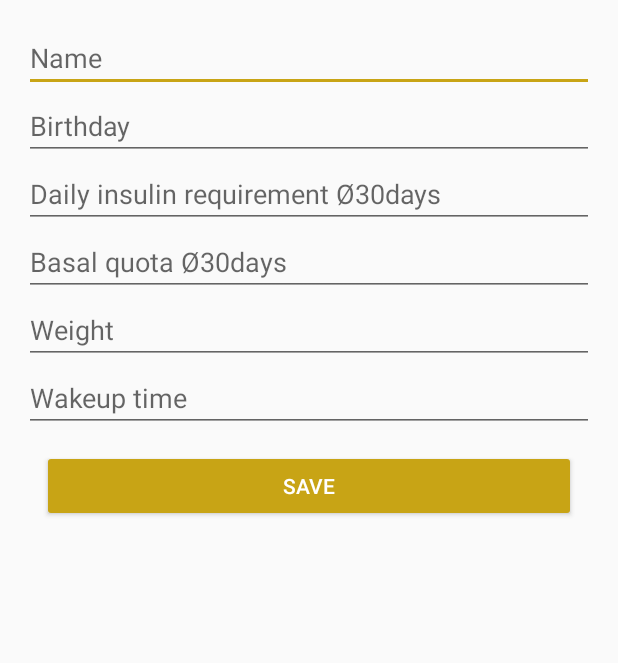
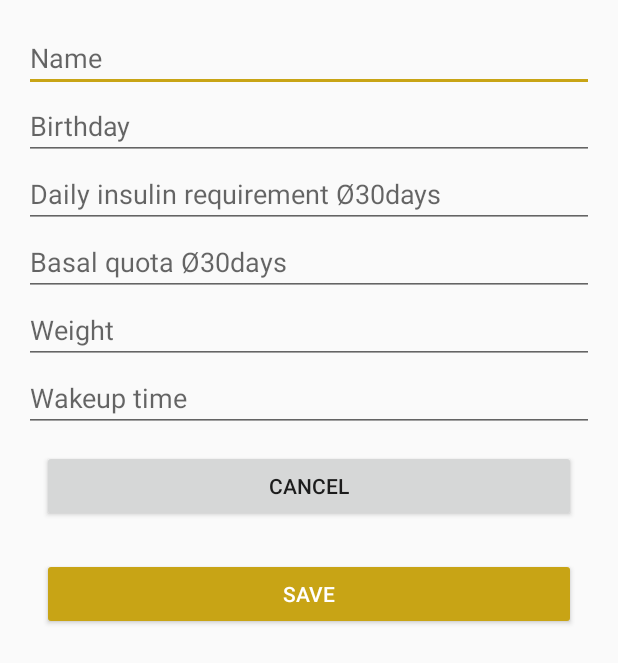
Before and after one commit to Saarpit/Optibas, an Android app: the layout activity_new_user.xml on its own in the app's theme, with its tools: preview values and no code run, on a phone screen of 412 x 824 dp. Shown: the top 663 px of the screen. Run offline under Robolectric (Android 15) with nearby library versions, the phone set to English and light mode, and no system bars.

Commit message:
- Code cleanup - Korrekte Verwendung von Datepicker und Timepicker - Verwendung des Logos - Fehlermeldung, wenn beim Anlegen neuer Nutzer Felder leer sind.

```diff
--- a/app/build.gradle
+++ b/app/build.gradle
@@ -4,7 +4,7 @@ android {
     compileSdkVersion 27
     defaultConfig {
         applicationId "de.saarpit.optibas"
-        minSdkVersion 24
+        minSdkVersion 23
         targetSdkVersion 27
         versionCode 5
         versionName "1.4"
--- a/app/src/main/AndroidManifest.xml
+++ b/app/src/main/AndroidManifest.xml
@@ -4,9 +4,9 @@
 
     <application
         android:allowBackup="true"
-        android:icon="@mipmap/ic_launcher"
+        android:icon="@drawable/ic_blue_circle_for_diabetes"
         android:label="@string/app_name"
-        android:roundIcon="@mipmap/ic_launcher_round"
+        android:roundIcon="@drawable/ic_blue_circle_for_diabetes"
         android:supportsRtl="false"
         android:theme="@style/Optibas">
 
--- a/app/src/main/java/de/saarpit/optibas/DataActivity.java
+++ b/app/src/main/java/de/saarpit/optibas/DataActivity.java
@@ -16,7 +16,7 @@ import de.saarpit.optibas.view.user.UserListAdapter;
 
 public class DataActivity extends AppCompatActivity {
 
-    private UserViewModel mUserViewModel;
+    private final ThreadLocal<UserViewModel> mUserViewModel = new ThreadLocal<UserViewModel>();
 
     @Override
     protected void onCreate(Bundle savedInstanceState) {
@@ -28,9 +28,9 @@ public class DataActivity extends AppCompatActivity {
         recyclerView.setAdapter(adapter);
         recyclerView.setLayoutManager(new LinearLayoutManager(this));
 
-        mUserViewModel = ViewModelProviders.of(this).get(UserViewModel.class);
+        mUserViewModel.set(ViewModelProviders.of(this).get(UserViewModel.class));
 
-        mUserViewModel.getAllUsers().observe(this, new Observer<List<User>>() {
+        mUserViewModel.get().getAllUsers().observe(this, new Observer<List<User>>() {
             @Override
             public void onChanged(@Nullable final List<User> users) {
                 // Update the cached copy of the words in the adapter.
--- a/app/src/main/java/de/saarpit/optibas/core/Constants.java
+++ b/app/src/main/java/de/saarpit/optibas/core/Constants.java
@@ -1,6 +1,6 @@
 package de.saarpit.optibas.core;
 
-public abstract class Constants {
+abstract class Constants {
     public static final int ALTER_KLEINKINDER = 0;  // 1-5 Jahre, 4-30 kg
     public static final int ALTER_KINDER = 1;       // 6-11 Jahre, 16-50 kg
     public static final int ALTER_ERWACHSENE = 2;   // 12 - 100 Jahre, 25-110 kg
--- a/app/src/main/java/de/saarpit/optibas/data/user/User.java
+++ b/app/src/main/java/de/saarpit/optibas/data/user/User.java
@@ -4,9 +4,6 @@ import android.arch.persistence.room.ColumnInfo;
 import android.arch.persistence.room.Entity;
 import android.arch.persistence.room.PrimaryKey;
 import android.support.annotation.NonNull;
-
-import java.sql.Time;
-import java.util.Date;
 
 @Entity(tableName = "USER")
 public class User {
--- a/app/src/main/java/de/saarpit/optibas/data/user/UserRoomDatabase.java
+++ b/app/src/main/java/de/saarpit/optibas/data/user/UserRoomDatabase.java
@@ -6,7 +6,6 @@ import android.arch.persistence.room.Room;
 import android.arch.persistence.room.RoomDatabase;
 import android.arch.persistence.room.migration.Migration;
 import android.content.Context;
-import android.support.annotation.NonNull;
 
 @Database(entities = {User.class}, version = 2, exportSchema = false)
 public abstract class UserRoomDatabase extends RoomDatabase {
--- a/app/src/main/java/de/saarpit/optibas/data/user/UserViewModel.java
+++ b/app/src/main/java/de/saarpit/optibas/data/user/UserViewModel.java
@@ -22,7 +22,7 @@ public class UserViewModel extends AndroidViewModel {
 
     public User getUserById(int id) {
         return mAllUsers.getValue().get(id);
-    };
+    }
 
     public void insert(User user) { mRepository.insert(user);}
 }
--- a/app/src/main/java/de/saarpit/optibas/fragments/GraphFragment.java
+++ b/app/src/main/java/de/saarpit/optibas/fragments/GraphFragment.java
@@ -1,8 +1,7 @@
 package de.saarpit.optibas.fragments;
 
-import android.graphics.Color;
+import android.os.Bundle;
 import android.support.v4.app.Fragment;
-import android.os.Bundle;
 import android.view.LayoutInflater;
 import android.view.View;
 import android.view.ViewGroup;
@@ -13,7 +12,6 @@ import com.jjoe64.graphview.series.LineGraphSeries;
 
 import de.saarpit.optibas.NewUserActivity;
 import de.saarpit.optibas.R;
-import de.saarpit.optibas.core.Constants;
 
 public class GraphFragment extends Fragment {
     private String mName;
--- a/app/src/main/java/de/saarpit/optibas/view/user/UserListAdapter.java
+++ b/app/src/main/java/de/saarpit/optibas/view/user/UserListAdapter.java
@@ -3,8 +3,6 @@ package de.saarpit.optibas.view.user;
 import android.content.Context;
 import android.content.Intent;
 import android.support.v7.widget.RecyclerView;
-import android.text.TextUtils;
-import android.util.Log;
 import android.view.LayoutInflater;
 import android.view.View;
 import android.view.ViewGroup;
@@ -17,8 +15,6 @@ import de.saarpit.optibas.R;
 import de.saarpit.optibas.ValuesActivity;
 import de.saarpit.optibas.data.user.User;
 
-import static android.content.ContentValues.TAG;
-
 public class UserListAdapter extends RecyclerView.Adapter<UserListAdapter.UserViewHolder> {
 
     public static final String EXTRA_USER = "de.saarpit.optibas.USER";
@@ -29,7 +25,7 @@ public class UserListAdapter extends RecyclerView.Adapter<UserListAdapter.UserVi
         private UserViewHolder(View itemView) {
             super(itemView);
             userItemView = itemView.findViewById(R.id.userFullNameView);
-            userItemView.setOnClickListener(this);
+            itemView.setOnClickListener(this);
         }
 
         @Override
--- a/app/src/main/res/layout/activity_new_user.xml
+++ b/app/src/main/res/layout/activity_new_user.xml
@@ -21,8 +21,9 @@
         android:layout_width="match_parent"
         android:layout_height="wrap_content"
         android:hint="@string/activity_main_dateFieldBirthday"
-        android:inputType="date"
         android:importantForAutofill="no"
+        android:clickable="true"
+        android:focusable="false"
         tools:targetApi="o" />
 
     <EditText
@@ -59,8 +60,17 @@
         android:hint="@string/activity_main_timeFieldWakeupTime"
         android:inputType="time"
         android:importantForAutofill="no"
+        android:clickable="true"
+        android:focusable="false"
         tools:targetApi="o" />
 
+    <Button
+        android:id="@+id/button_cancel"
+        android:layout_width="match_parent"
+        android:layout_height="wrap_content"
+        android:layout_margin="12dp"
+        style="@style/Widget.AppCompat.Button"
+        android:text="@string/button_cancel" />
 
     <Button
         android:id="@+id/button_save"
--- a/app/src/main/res/values/strings.xml
+++ b/app/src/main/res/values/strings.xml
@@ -12,6 +12,7 @@
     <string name="title_activity_values">Basaldistribution</string>
     <string name="table">Table</string>
     <string name="graph">Graph</string>
-    <string name="title_activity_user_list">UserListActivity</string>
+    <string name="title_activity_user_list">User</string>
     <string name="button_save">Save</string>
+    <string name="button_cancel">Cancel</string>
 </resources>
```
Also changed, not shown: app/src/main/java/de/saarpit/optibas/NewUserActivity.java (+32 -9 lines), app/src/main/java/de/saarpit/optibas/ValuesActivity.java (+2 -20 lines), app/src/main/java/de/saarpit/optibas/fragments/ValuesFragment.java (+1 -7 lines), app/src/main/res/drawable/ic_blue_circle_for_diabetes.xml (added, +15 -0 lines), app/src/main/res/drawable/Blue_circle_for_diabetes.svg (added), 1 other file.
